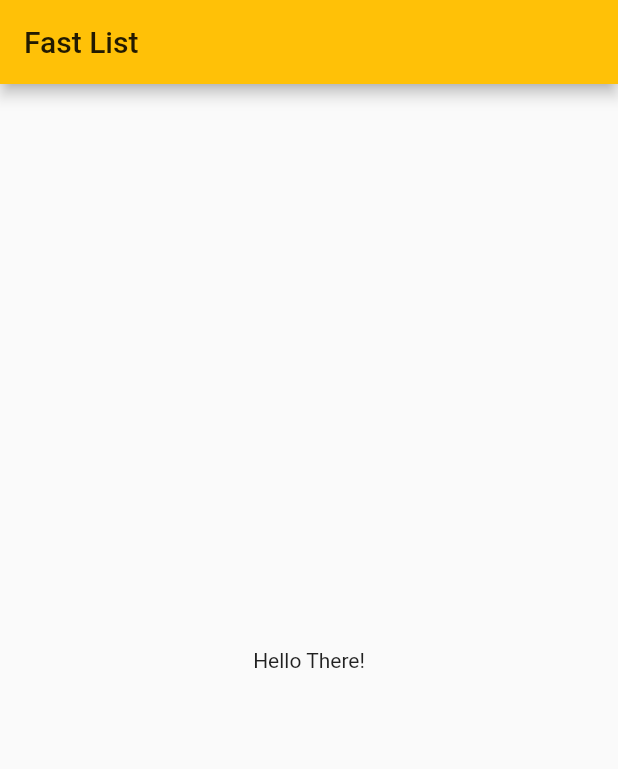
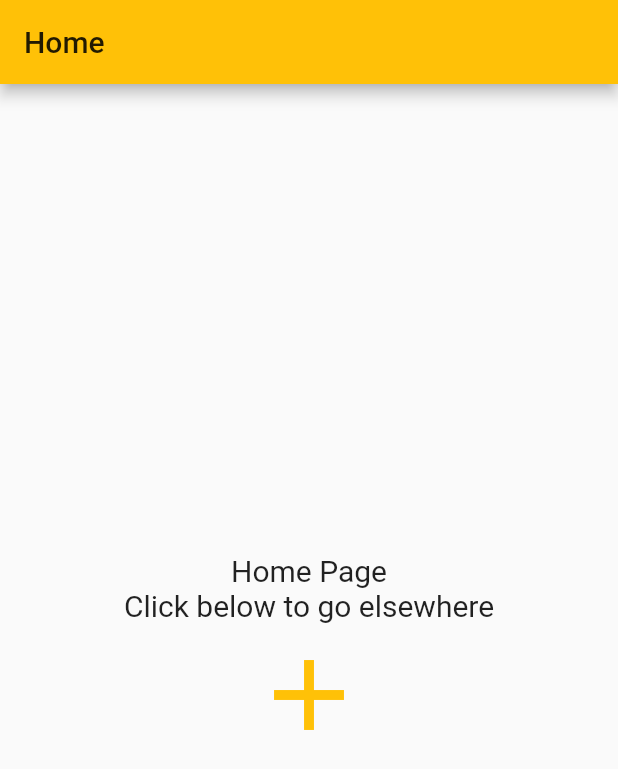
Before and after one commit to tehSIRius/fast_list, a Flutter app: the screen it shows after launch, on a phone screen of 412 x 824 dp. Shown: the top 769 px of the screen. Run offline on Flutter 3.47's test engine with Material 2 defaults, Android fonts, the light colour scheme and no system bars.

Commit message:
Started work on screens

```diff
--- a/lib/src/App.dart
+++ b/lib/src/App.dart
@@ -1,19 +1,17 @@
 import 'package:flutter/material.dart';
+
+import 'package:fast_list/src/screens/home.dart';
+import 'package:fast_list/src/screens/add.dart';
 
 class App extends StatelessWidget {
   @override
   Widget build(BuildContext context) {
     return MaterialApp(
-      title: 'Fast List',
-      theme: ThemeData(primarySwatch: Colors.amber),
-      home: Scaffold(
-        appBar: AppBar(
-          title: Text('Fast List'),
-        ),
-        body: Center(
-          child: Text('Hello There!'),
-        ),
-      ),
-    );
+        title: 'Fast List',
+        theme: ThemeData(primarySwatch: Colors.amber),
+        home: Home(),
+        routes: <String, WidgetBuilder>{
+          Add.routeName: (BuildContext context) => Add(),
+        });
   }
 }
--- /dev/null
+++ b/lib/src/screens/Home.dart
@@ -0,0 +1,38 @@
+import 'package:flutter/material.dart';
+
+class Home extends StatefulWidget {
+  @override
+  _HomeState createState() => _HomeState();
+}
+
+class _HomeState extends State<Home> {
+  @override
+  Widget build(BuildContext context) {
+    return (Scaffold(
+      appBar: AppBar(
+        title: Text('Home'),
+      ),
+      body: Container(
+        child: Center(
+          child: Column(
+            mainAxisAlignment: MainAxisAlignment.center,
+            children: <Widget>[
+              Text(
+                'Home Page\nClick below to go elsewhere',
+                style: TextStyle(fontSize: 20.0),
+                textAlign: TextAlign.center,
+              ),
+              IconButton(
+                icon: Icon(Icons.add, color: Theme.of(context).accentColor),
+                onPressed: () {
+                  Navigator.of(context).pushNamed('/add');
+                },
+                iconSize: 80.0,
+              ),
+            ],
+          ),
+        ),
+      ),
+    ));
+  }
+}
```
Also changed, not shown: lib/src/screens/Add.dart (added, +15 -0 lines), 1 other file.
